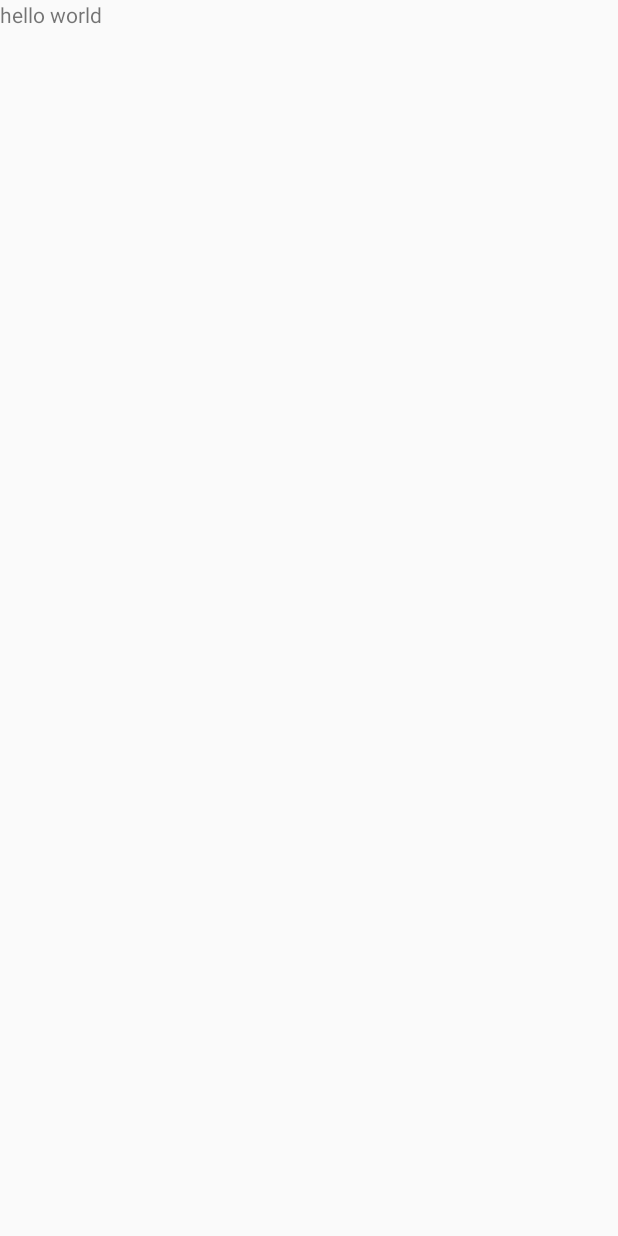
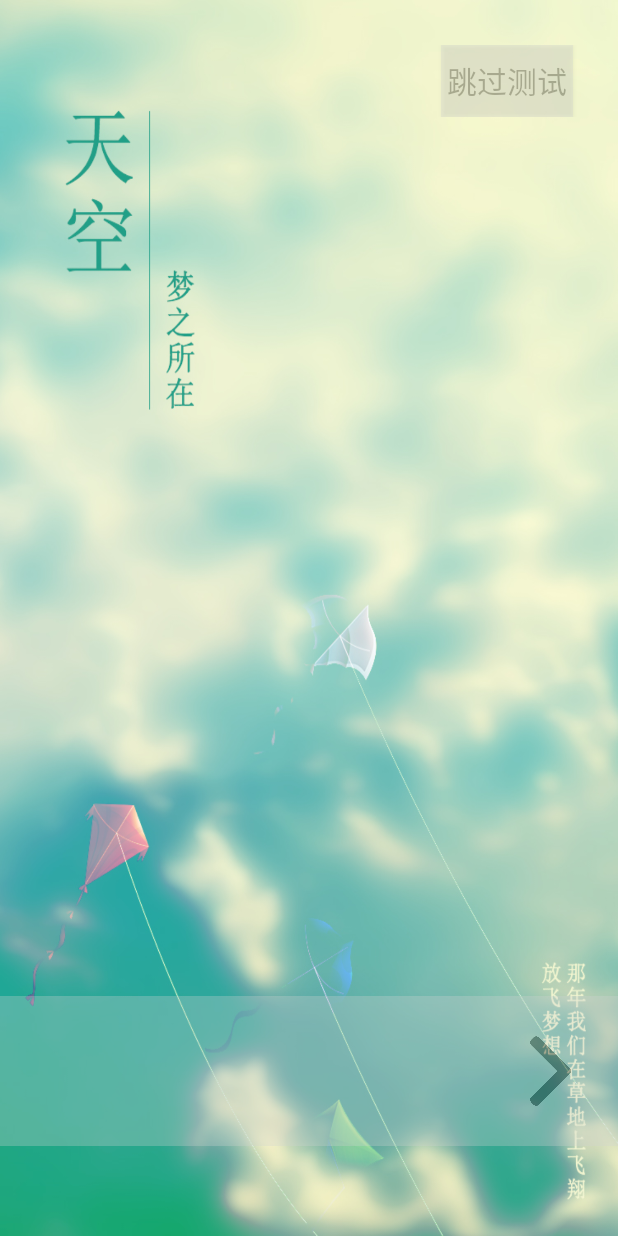
Before and after one commit to startrainee/MyApplication, an Android app: the screen it shows after launch (MyActivity before the commit, FirstActivity after it), on a phone screen of 412 x 824 dp. Before the commit the screen is almost empty. Run offline under Robolectric (Android 15) with nearby library versions, the phone set to English and light mode, and no system bars.

Commit message:
change to FirstActivity.

```diff
--- a/app/src/main/AndroidManifest.xml
+++ b/app/src/main/AndroidManifest.xml
@@ -9,18 +9,18 @@
             android:roundIcon="@mipmap/ic_launcher_round"
             android:supportsRtl="true"
             android:theme="@style/AppTheme">
-        <activity android:name=".MainActivity">
-           <!-- <intent-filter>
-                <action android:name="android.intent.action.MAIN"/>
-                <category android:name="android.intent.category.LAUNCHER"/>
-            </intent-filter>-->
-        </activity>
-        <activity android:name=".MyActivity">
+        <activity android:name=".FirstActivity">
             <intent-filter>
                 <action android:name="android.intent.action.MAIN"/>
                 <category android:name="android.intent.category.LAUNCHER"/>
             </intent-filter>
         </activity>
+        <activity android:name=".MainActivity">
+            <!-- <intent-filter>
+                 <action android:name="android.intent.action.MAIN"/>
+                 <category android:name="android.intent.category.LAUNCHER"/>
+             </intent-filter>-->
+        </activity>
     </application>
 
 </manifest>
--- a/app/src/main/java/com/wangchongyang/myapplication/MyActivity.java
+++ b/app/src/main/java/com/wangchongyang/myapplication/FirstActivity.java
@@ -3,11 +3,11 @@ package com.wangchongyang.myapplication;
 import android.app.Activity;
 import android.os.Bundle;
 
-public class MyActivity extends Activity {
+public class FirstActivity extends Activity {
 
     @Override
     protected void onCreate(Bundle savedInstanceState) {
         super.onCreate(savedInstanceState);
-        setContentView(R.layout.myactivity);
+        setContentView(R.layout.activity_first);
     }
 }
--- /dev/null
+++ b/app/src/main/res/layout/activity_first.xml
@@ -0,0 +1,39 @@
+<?xml version="1.0" encoding="utf-8"?>
+<RelativeLayout xmlns:android="http://schemas.android.com/apk/res/android"
+                xmlns:tools="http://schemas.android.com/tools" android:orientation="vertical"
+                android:layout_width="match_parent"
+                android:layout_height="match_parent"
+                android:background="@drawable/entrance_background" android:weightSum="1">
+    <RelativeLayout
+            android:layout_width="match_parent"
+            android:layout_height="wrap_content"
+            android:layout_marginTop="30dp"
+            android:layout_alignParentEnd="true">
+        <Button
+                android:text="@string/for_test"
+                android:layout_width="wrap_content"
+                android:layout_height="wrap_content"
+                android:textSize="20sp"
+                android:id="@+id/button"
+                android:layout_marginEnd="30dp"
+                android:background="@color/next_background"
+                android:alpha="0.3"
+                android:layout_alignParentTop="true"
+                android:layout_alignParentEnd="true"/>
+    </RelativeLayout>
+    <RelativeLayout android:layout_width="match_parent"
+                    android:layout_height="wrap_content"
+                    android:layout_alignParentBottom="true"
+                    android:layout_alignParentStart="true"
+                    android:layout_marginBottom="60dp"
+                    android:background="@color/next_background"
+                    android:alpha="0.3">
+        <ImageView android:layout_width="30dp"
+                   android:layout_height="100dp"
+                   android:src="@drawable/right"
+                   android:layout_marginEnd="30dp"
+                   android:layout_alignParentEnd="true"
+                   android:contentDescription="@string/image_view"/>
+    </RelativeLayout>
+
+</RelativeLayout>
--- a/app/src/main/res/layout/myactivity.xml
+++ /dev/null
@@ -1,11 +0,0 @@
-<?xml version="1.0" encoding="utf-8"?>
-<LinearLayout xmlns:android="http://schemas.android.com/apk/res/android"
-              android:orientation="vertical"
-              android:layout_width="match_parent"
-              android:layout_height="match_parent">
-
-    <TextView
-            android:layout_width="match_parent"
-            android:layout_height="match_parent"
-            android:text="hello world" />
-</LinearLayout>
--- a/app/src/main/res/values/colors.xml
+++ b/app/src/main/res/values/colors.xml
@@ -3,4 +3,6 @@
     <color name="colorPrimary">#3F51B5</color>
     <color name="colorPrimaryDark">#303F9F</color>
     <color name="colorAccent">#FF4081</color>
+    <color name="entrance_background">#2E3639</color>
+    <color name="next_background">#D1D3D3</color>
 </resources>
--- a/app/src/main/res/values/strings.xml
+++ b/app/src/main/res/values/strings.xml
@@ -1,3 +1,5 @@
 <resources>
     <string name="app_name">MyApplication</string>
+    <string name="for_test">跳过测试</string>
+    <string name="image_view">main</string>
 </resources>
--- a/app/src/main/res/values/styles.xml
+++ b/app/src/main/res/values/styles.xml
@@ -3,10 +3,8 @@
     <!-- Base application theme. -->
     <style name="AppTheme" parent="Theme.AppCompat.Light.NoActionBar">
         <!-- Customize your theme here. -->
-        <item name="colorPrimary">@color/colorPrimary</item>
-        <item name="colorPrimaryDark">@color/colorPrimaryDark</item>
-        <item name="colorAccent">@color/colorAccent</item>
+        <!--<item name="colorPrimary">@color/colorPrimary</item>-->
+        <!--<item name="colorPrimaryDark">@color/colorPrimaryDark</item>-->
+        <!--<item name="colorAccent">@color/colorAccent</item>-->
     </style>
-
-
 </resources>
```
Also changed, not shown: app/src/main/res/drawable/entrance_background.jpg (added), app/src/main/res/drawable/right.png (added).
